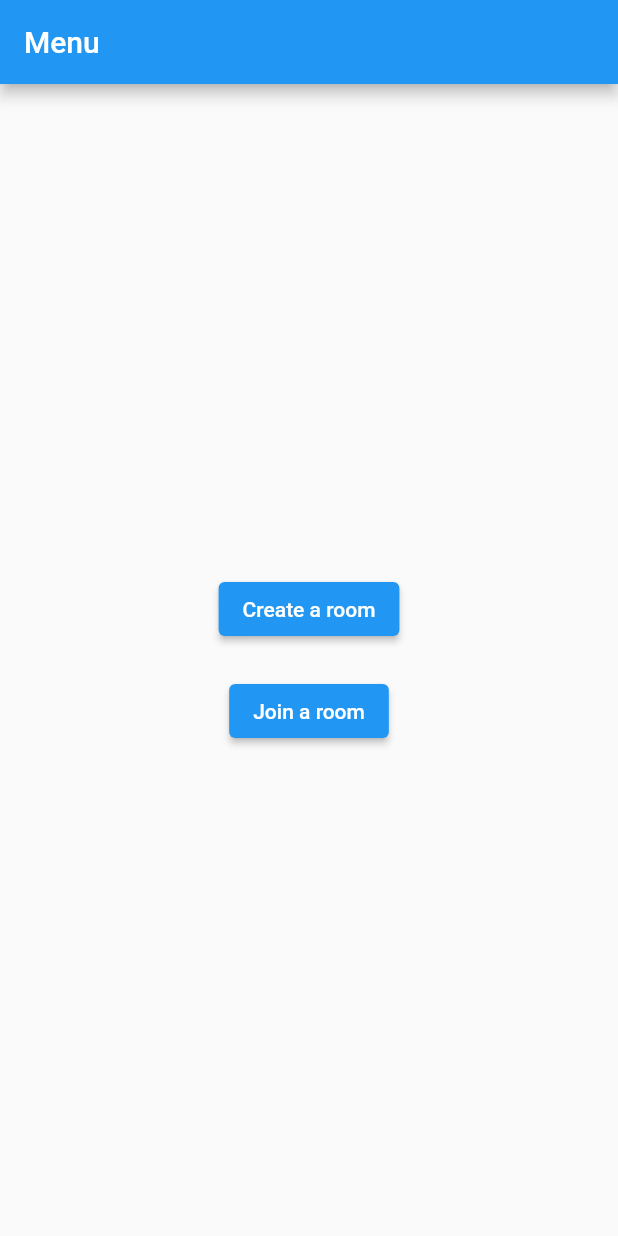
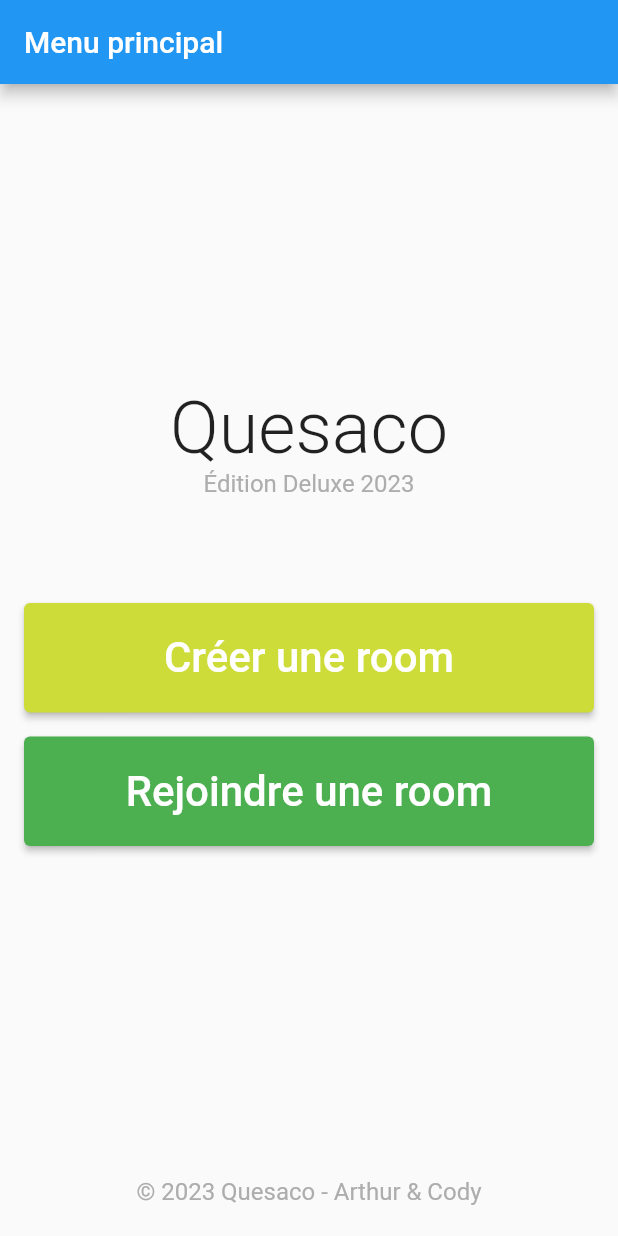
Before and after one commit to CodyAdam/quesaco, a Flutter app: the screen it shows after launch, on a phone screen of 412 x 824 dp. Run offline on Flutter 3.47's test engine with Material 2 defaults, Android fonts, the light colour scheme and no system bars; missing offline and left inert: flutter_p2p_connection.

Commit message:
feat: pimp the home screen

```diff
--- a/lib/screens/menu.dart
+++ b/lib/screens/menu.dart
@@ -10,33 +10,85 @@ class Menu extends StatelessWidget {
   Widget build(BuildContext context) {
     return Scaffold(
         appBar: AppBar(
-          title: const Text('Menu'),
+          title: const Text('Menu principal'),
         ),
         body: Center(
           child: Column(
             mainAxisAlignment: MainAxisAlignment.center,
             children: [
-              ElevatedButton(
+              const Spacer(),
+              const Text("Quesaco",
+                  style: TextStyle(
+                    fontSize: 48,
+                    fontWeight: FontWeight.w300,
+                  )),
+              const Text("Édition Deluxe 2023",
+                  style: TextStyle(
+                    fontSize: 16,
+                    fontWeight: FontWeight.normal,
+                    color: Color.fromARGB(255, 173, 173, 173),
+                  )),
+              const SizedBox(height: 70),
+              SizedBox(
+                width: double.infinity,
+                child: Padding(
+                  padding: const EdgeInsets.symmetric(horizontal: 16.0),
+                  child: ElevatedButton(
+                    style: ButtonStyle(
+                        backgroundColor:
+                            MaterialStateProperty.all(Colors.lime)),
                     onPressed: () {
                       // Navigate
                       Navigator.push(
                         context,
-                    MaterialPageRoute(builder: (context) => const HostPage()),
+                        MaterialPageRoute(
+                            builder: (context) => const HostPage()),
                       );
                     },
-                child: const Text('Create a room'),
+                    child: const Padding(
+                        padding: EdgeInsets.all(20),
+                        child: Text(
+                          'Créer une room',
+                          style: TextStyle(fontSize: 28),
+                        )),
                   ),
-              const SizedBox(height: 20),
-              ElevatedButton(
+                ),
+              ),
+              const SizedBox(height: 16),
+              SizedBox(
+                width: double.infinity,
+                child: Padding(
+                  padding: const EdgeInsets.symmetric(horizontal: 16.0),
+                  child: ElevatedButton(
+                      style: ButtonStyle(
+                          backgroundColor:
+                              MaterialStateProperty.all(Colors.green)),
                       onPressed: () {
                         // Navigate
                         Navigator.push(
                           context,
-                    MaterialPageRoute(builder: (context) => const JoinPage()),
+                          MaterialPageRoute(
+                              builder: (context) => const JoinPage()),
                         );
                       },
-                child: const Text('Join a room'),
+                      child: const Padding(
+                          padding: EdgeInsets.all(20),
+                          child: Text(
+                            'Rejoindre une room',
+                            style: TextStyle(fontSize: 28),
+                          ))),
                 ),
+              ),
+              const Spacer(),
+              const Padding(
+                padding: EdgeInsets.all(20),
+                child: Text("© 2023 Quesaco - Arthur & Cody",
+                    style: TextStyle(
+                      fontSize: 16,
+                      fontWeight: FontWeight.normal,
+                      color: Color.fromARGB(255, 173, 173, 173),
+                    )),
+              )
             ],
           ),
         ));
```
Also changed, not shown: lib/p2p/p2p.dart (+14 -12 lines), lib/screens/host.dart (+60 -3 lines), lib/screens/join.dart (+29 -9 lines). Lines whose indentation alone changed are shown as unchanged.
